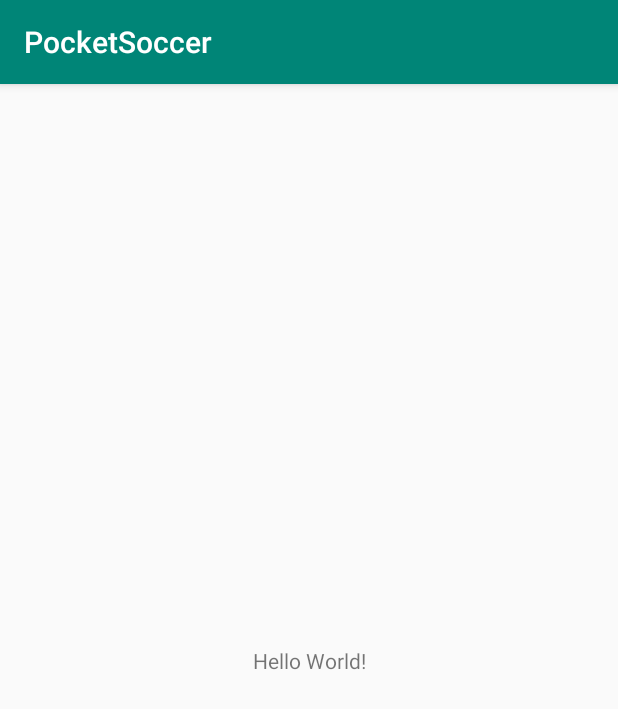
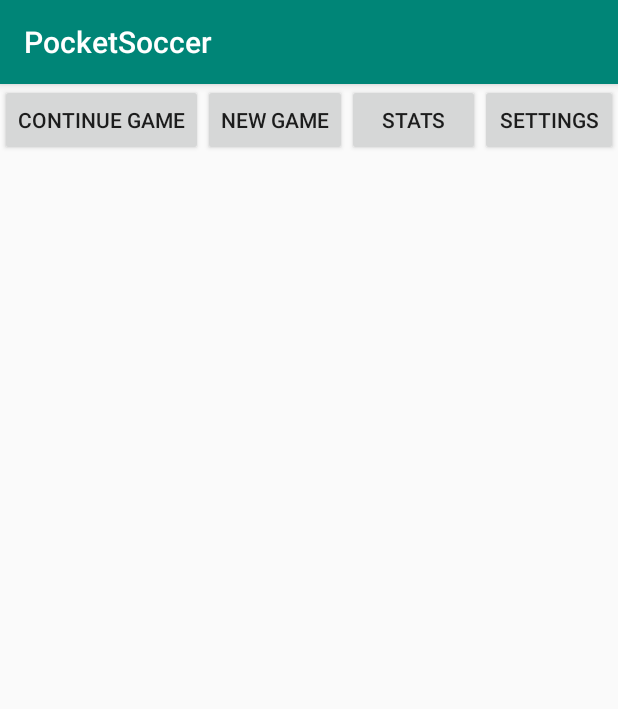
Before and after one commit to in0finite/PocketSoccer, an Android app: the screen it shows after launch (MainActivity), on a phone screen of 412 x 824 dp. Shown: the top 709 px of the screen. Run offline under Robolectric (Android 15) with nearby library versions, the phone set to English and light mode, and no system bars.

Commit message:
add buttons to main activity

```diff
--- a/app/src/main/res/layout/activity_main.xml
+++ b/app/src/main/res/layout/activity_main.xml
@@ -1,18 +1,35 @@
 <?xml version="1.0" encoding="utf-8"?>
-<androidx.constraintlayout.widget.ConstraintLayout xmlns:android="http://schemas.android.com/apk/res/android"
+<LinearLayout xmlns:android="http://schemas.android.com/apk/res/android"
     xmlns:app="http://schemas.android.com/apk/res-auto"
     xmlns:tools="http://schemas.android.com/tools"
     android:layout_width="match_parent"
     android:layout_height="match_parent"
     tools:context=".MainActivity">
 
-    <TextView
+    <Button
+        android:id="@+id/continueGameButton"
         android:layout_width="wrap_content"
         android:layout_height="wrap_content"
-        android:text="Hello World!"
-        app:layout_constraintBottom_toBottomOf="parent"
-        app:layout_constraintLeft_toLeftOf="parent"
-        app:layout_constraintRight_toRightOf="parent"
-        app:layout_constraintTop_toTopOf="parent" />
+        android:text="Continue game" />
 
-</androidx.constraintlayout.widget.ConstraintLayout>
+    <Button
+        android:id="@+id/button2"
+        android:layout_width="wrap_content"
+        android:layout_height="wrap_content"
+        android:text="New game" />
+
+    <Button
+        android:id="@+id/button3"
+        android:layout_width="wrap_content"
+        android:layout_height="wrap_content"
+        android:layout_weight="1"
+        android:text="Stats" />
+
+    <Button
+        android:id="@+id/button4"
+        android:layout_width="wrap_content"
+        android:layout_height="wrap_content"
+        android:layout_weight="1"
+        android:text="Settings" />
+
+</LinearLayout>
```
